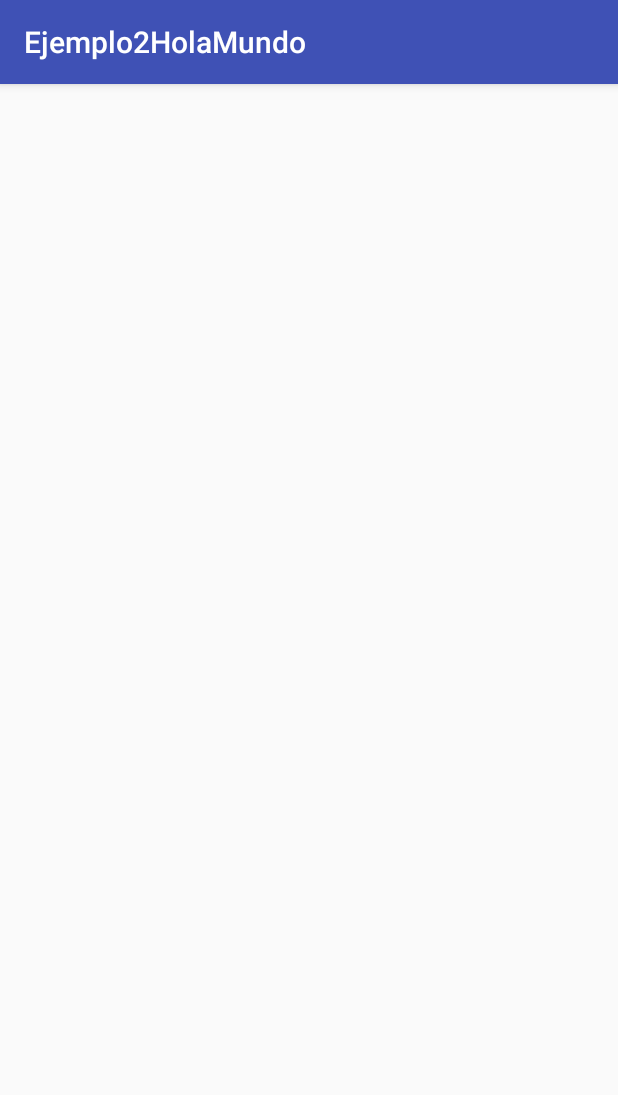
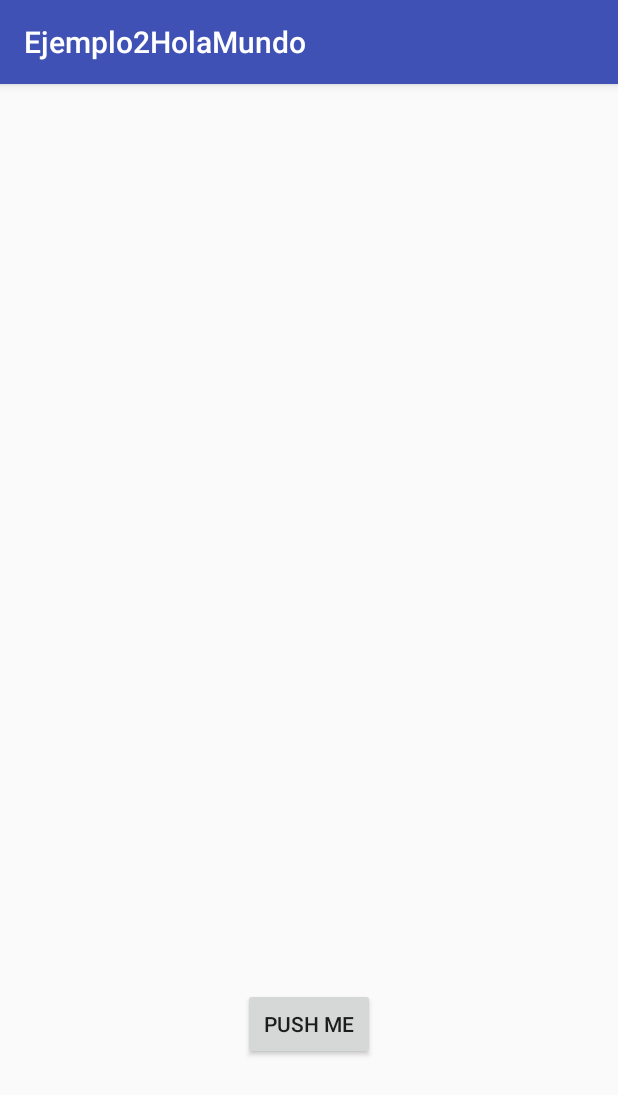
Before and after one commit to Maxvv5/Aprendiendo_Android, an Android app: the Main2Activity screen opened directly, with no data from a screen before it, on a phone screen of 412 x 824 dp. Shown: the top 1095 px of the screen. Run offline under Robolectric (Android 15) with nearby library versions, the phone set to English and light mode, and no system bars.

Commit message:
Prueba nueva Victorx

```diff
--- a/Ejemplo2HolaMundo/app/src/main/res/layout/activity_main2.xml
+++ b/Ejemplo2HolaMundo/app/src/main/res/layout/activity_main2.xml
@@ -9,4 +9,12 @@
     android:paddingTop="@dimen/activity_vertical_margin"
     tools:context="proyecto.mundo.hola.developers.vicere.ejemplo2holamundo.Main2Activity">
 
+    <Button
+        android:layout_width="wrap_content"
+        android:layout_height="wrap_content"
+        android:id="@+id/button"
+        android:layout_alignParentBottom="true"
+        android:layout_centerHorizontal="true"
+        android:layout_marginBottom="101dp"
+        android:text="@string/push_me" />
 </RelativeLayout>
--- /dev/null
+++ b/Ejemplo2HolaMundo/app/src/main/res/values-w820dp/strings.xml
@@ -0,0 +1,4 @@
+<?xml version="1.0" encoding="utf-8"?>
+<resources>
+    <string name="presionar">presionar</string>
+</resources>
--- a/Ejemplo2HolaMundo/app/src/main/res/values/strings.xml
+++ b/Ejemplo2HolaMundo/app/src/main/res/values/strings.xml
@@ -1,3 +1,5 @@
 <resources>
     <string name="app_name">Ejemplo2HolaMundo</string>
+    <string name="presionar">presionar</string>
+    <string name="push_me">push me</string>
 </resources>
```
